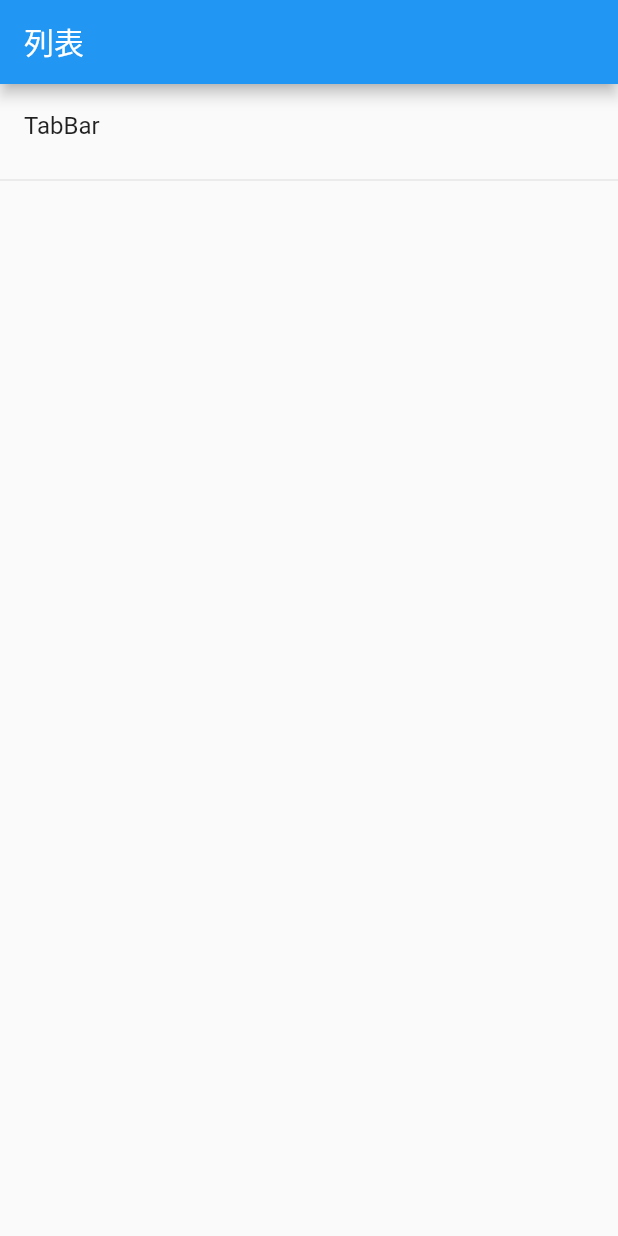
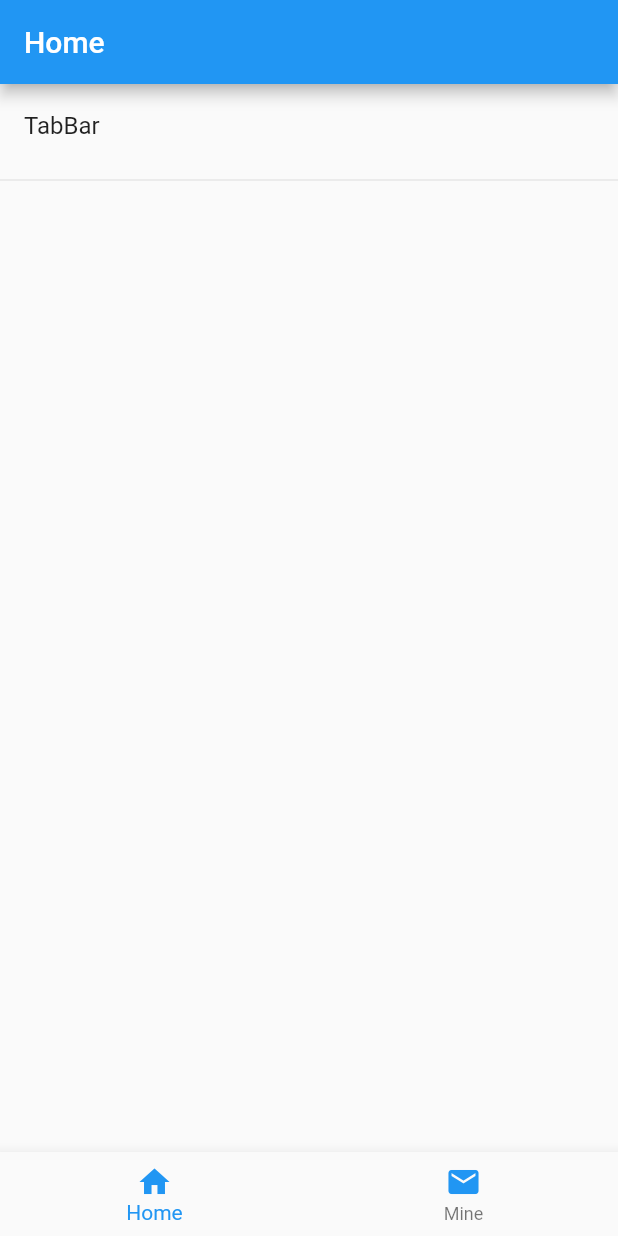
Before and after one commit to ShiXianjun-2016/flutter_project, a Flutter app: the screen it shows after launch, on a phone screen of 412 x 824 dp. Run offline on Flutter 3.47's test engine with Material 2 defaults, Android fonts, the phone set to English and light mode, and no system bars.

Commit message:
基础Tabbar

```diff
--- /dev/null
+++ b/lib/CodeTree/Home/AppHomeScreen.dart
@@ -0,0 +1,49 @@
+import 'package:flutter/material.dart';
+
+class AppHomeScreen extends StatelessWidget{
+
+  final List<String> arrItems = ["TabBar"];
+
+  @override
+  Widget build(BuildContext context) {
+    // TODO: implement build
+    return MaterialApp(
+      title: "项目代码",
+      home: Scaffold(
+        appBar: AppBar(
+          title: Text("Home"),
+        ),
+        body: ListView.builder(
+          itemCount: arrItems.length * 2,
+          itemBuilder: (context, index){
+            return _buildListViewRow(context, index, this.arrItems[index ~/ 2]);
+          },
+        ),
+      ),
+    );
+  }
+
+  Widget _buildListViewRow(BuildContext context, int i, String title){
+
+    if (i.isOdd) return new Divider();
+    return ListTile(
+      title: Text(title),
+      onTap: (){
+        onTapListItem(context, i ~/ 2);
+      },
+    );
+  }
+
+  void onTapListItem(BuildContext context, int index) {
+    switch (index)
+    {
+      case 0:{
+//        Navigator.push(
+//            context,
+//            MaterialPageRoute(builder:(context) => BottomTabbarWidget())
+//        );
+      }
+      break;
+    }
+  }
+}
--- /dev/null
+++ b/lib/CodeTree/Mine/AppMineScreen.dart
@@ -0,0 +1,19 @@
+import 'package:flutter/material.dart';
+
+class AppMineScreen extends StatelessWidget{
+  @override
+  Widget build(BuildContext context) {
+    // TODO: implement build
+    return MaterialApp(
+      title: "项目代码",
+      home: Scaffold(
+        appBar: AppBar(
+          title: Text("Mine"),
+        ),
+        body:Center(
+          child: Text("Mine"),
+        )
+      ),
+    );
+  }
+}
--- /dev/null
+++ b/lib/CodeTree/Tabbar/BottomTabbarWidget.dart
@@ -0,0 +1,47 @@
+import 'package:flutter/material.dart';
+import 'package:flutter_project/CodeTree/Home/AppHomeScreen.dart';
+import 'package:flutter_project/CodeTree/Mine/AppMineScreen.dart';
+
+class BottomTabbarWidget extends StatefulWidget{
+  _BottomTabbarWidgetState createState() => _BottomTabbarWidgetState();
+}
+
+class _BottomTabbarWidgetState extends State<BottomTabbarWidget>{
+  List<Widget> arrTabbarItems = [];
+  int _currIndex = 0;
+
+  @override
+  void initState() {
+    arrTabbarItems
+      ..add(AppHomeScreen())
+      ..add(AppMineScreen());
+    super.initState();
+  }
+
+  final _bottomNavigationColor = Colors.blue;
+  @override
+  Widget build(BuildContext context) {
+    // TODO: implement build
+    return Scaffold(
+      body: arrTabbarItems[_currIndex],
+      bottomNavigationBar: BottomNavigationBar(
+          items: [
+            BottomNavigationBarItem(
+              icon: Icon(Icons.home, color: _bottomNavigationColor,),
+              title: Text("Home", style: TextStyle(color: _bottomNavigationColor),),
+            ),
+            BottomNavigationBarItem(
+              icon: Icon(Icons.email, color: _bottomNavigationColor,),
+              title: Text("Mine", style: TextStyle(color: _bottomNavigationColor),),
+            ),
+          ],
+        currentIndex: _currIndex,
+        onTap: (index){
+            setState(() {
+              _currIndex = index;
+            });
+        },
+      ),
+    );
+  }
+}
--- a/lib/main.dart
+++ b/lib/main.dart
@@ -1,35 +1,16 @@
 import 'package:flutter/material.dart';
+import 'package:flutter_project/CodeTree/Tabbar/BottomTabbarWidget.dart';
 
 void main() => runApp(LearnProjectApp());
 
 class LearnProjectApp extends StatelessWidget{
 
-  final List<String> arrItems = ["TabBar"];
-
   @override
   Widget build(BuildContext context) {
     // TODO: implement build
     return MaterialApp(
-      title: "项目代码",
-      home: Scaffold(
-        appBar: AppBar(
-          title: Text("列表"),
-        ),
-        body: ListView.builder(
-            itemCount: arrItems.length * 2,
-          itemBuilder: (context, index){
-             return _buildListViewRow(context, index, this.arrItems[index ~/ 2]);
-          },
-        ),
-      ),
-    );
-  }
-
-  Widget _buildListViewRow(BuildContext context, int i, String title){
-
-    if (i.isOdd) return new Divider();
-    return ListTile(
-      title: Text(title),
+      title: "小实例",
+      home: BottomTabbarWidget(),
     );
   }
 }
```
